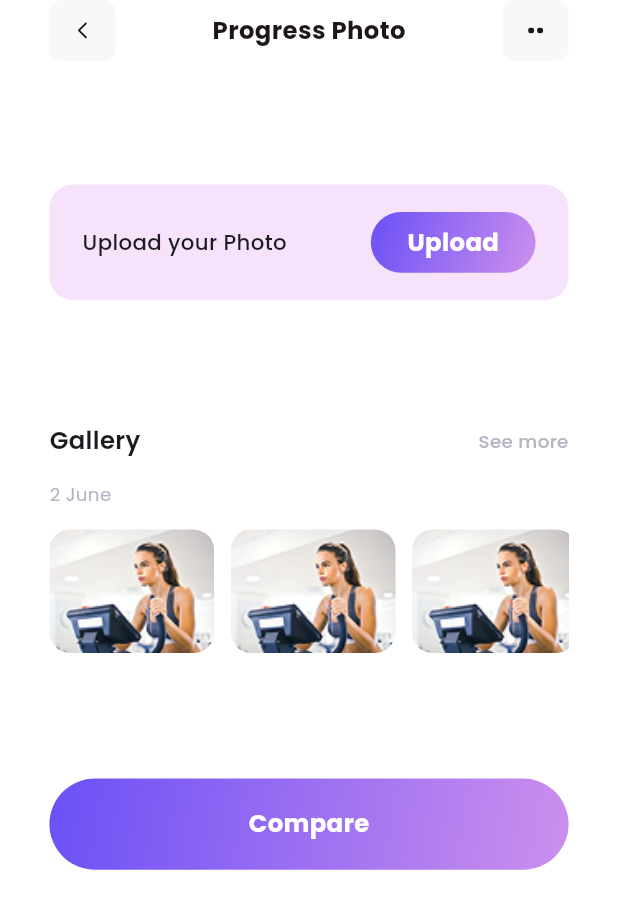
After one commit to aliNassef/FitTrack, a Flutter app: the ProgressPhotoView screen opened by its route, on a phone screen of 412 x 824 dp. The commit adds this screen. Shown: the top 909 px of the screen. Run offline on Flutter 3.47's test engine with Material 3 defaults, Android fonts, the phone set to English and light mode, and no system bars; our stand-ins replace badges, bloc, carousel_slider, dartz, device_preview_plus, dio and 16 more; accounts and stored records are empty; project files that could hold a hidden picture were left out.

Commit message:
create progree photo feature

```diff
--- a/lib/core/utils/app_router.dart
+++ b/lib/core/utils/app_router.dart
@@ -14,6 +14,7 @@ import '../../features/meal_planner/presentation/view/meal_scheduale_view.dart';
 import '../../features/onboarding/presentation/views/onboarding_view.dart';
 import '../../features/onboarding/presentation/views/welcome_view.dart';
 import '../../features/profile/presentation/views/statistics_view.dart';
+import '../../features/progress/presentation/views/progress_photo_view.dart';
 import '../../features/store/presentation/views/checkout_view.dart';
 import '../../features/store/presentation/views/store_view.dart';
 import '../../features/workout/presentation/view/workout_details_view.dart';
@@ -30,9 +31,8 @@ Route<dynamic> onGenerateRoute(RouteSettings settings) {
     case CompleteProfileView.routeName:
       var signupInputModel = settings.arguments as SignupInputModel;
       return MaterialPageRoute(
-        builder: (context) =>   CompleteProfileView(
-          signupInputModel :signupInputModel
-        ),
+        builder: (context) =>
+            CompleteProfileView(signupInputModel: signupInputModel),
       );
     case OnboardingView.routeName:
       return MaterialPageRoute(
@@ -99,6 +99,10 @@ Route<dynamic> onGenerateRoute(RouteSettings settings) {
       return MaterialPageRoute(
         builder: (context) => const StoreView(),
       );
+    case ProgressPhotoView.routeName:
+      return MaterialPageRoute(
+        builder: (context) => const ProgressPhotoView(),
+      );
     default:
       return MaterialPageRoute(builder: (context) => const Scaffold());
   }
--- /dev/null
+++ b/lib/features/progress/presentation/views/progress_photo_view.dart
@@ -0,0 +1,19 @@
+import 'package:fit_track_app/core/extensions/padding_extension.dart';
+import 'package:flutter/material.dart';
+
+import '../widgets/progress_photo_view_body.dart';
+
+class ProgressPhotoView extends StatelessWidget {
+  const ProgressPhotoView({super.key});
+
+  static const String routeName = 'progress_photo_view';
+
+  @override
+  Widget build(BuildContext context) {
+    return Scaffold(
+      body: SafeArea(
+        child: const ProgressPhotoViewBody().withHorizontalPadding(30),
+      ),
+    );
+  }
+}
--- /dev/null
+++ b/lib/features/progress/presentation/widgets/progress_photo_view_body.dart
@@ -0,0 +1,90 @@
+import 'package:fit_track_app/core/extensions/mediaquery_size.dart';
+import 'package:fit_track_app/core/helpers/app_spacer.dart';
+import 'package:flutter/material.dart';
+import 'package:flutter_screenutil/flutter_screenutil.dart';
+
+import '../../../../core/helpers/default_app_button.dart';
+import '../../../../core/utils/app_colors.dart';
+import '../../../../core/utils/app_styles.dart';
+import '../../../../core/widgets/custom_app_bar.dart';
+import '../../../../core/widgets/title_and_seemore.dart';
+
+class ProgressPhotoViewBody extends StatelessWidget {
+  const ProgressPhotoViewBody({super.key});
+
+  @override
+  Widget build(BuildContext context) {
+    return Column(
+      crossAxisAlignment: CrossAxisAlignment.start,
+      children: [
+        const CustomAppBar(
+          title: 'Progress Photo',
+        ),
+        SizedBox(
+          height: context.height * .1,
+        ),
+        Container(
+          padding: EdgeInsets.symmetric(horizontal: 20.w, vertical: 18.h),
+          decoration: BoxDecoration(
+            color: const Color(0xfff6e2fa),
+            borderRadius: BorderRadius.circular(16),
+          ),
+          child: Row(
+            mainAxisAlignment: MainAxisAlignment.spaceBetween,
+            children: [
+              Text(
+                'Upload your Photo',
+                style: AppStyles.medium14,
+              ),
+              SizedBox(
+                height: 40.h,
+                width: 100.w,
+                child: const DefaultAppButton(
+                  text: 'Upload',
+                ),
+              )
+            ],
+          ),
+        ),
+        SizedBox(
+          height: context.height * .1,
+        ),
+        const TitleAndSeeMore(title: 'Gallery'),
+        const VerticalSpace(15),
+        Text(
+          '2 June',
+          style: AppStyles.regular12.copyWith(
+            color: AppColors.greyLighterColor,
+          ),
+          textAlign: TextAlign.start,
+        ),
+        const VerticalSpace(15),
+        SizedBox(
+          height: context.height * .1,
+          child: ListView.separated(
+            scrollDirection: Axis.horizontal,
+            itemBuilder: (context, index) {
+              return Container(
+                height: 120.h,
+                width: 100.w,
+                decoration: BoxDecoration(
+                  image: const DecorationImage(
+                    image: AssetImage('assets/images/dummy_gym.png'),
+                    fit: BoxFit.cover,
+                  ),
+                  borderRadius: BorderRadius.circular(14),
+                ),
+              );
+            },
+            separatorBuilder: (context, index) {
+              return const HorizontalSpace(10);
+            },
+            itemCount: 5,
+          ),
+        ),
+        VerticalSpace(context.height * .1),
+        const DefaultAppButton(text: 'Compare'),
+      ],
+    );
+  }
+}
--- a/lib/fit_track_app.dart
+++ b/lib/fit_track_app.dart
@@ -1,4 +1,6 @@
 import 'package:device_preview_plus/device_preview_plus.dart';
+import 'package:fit_track_app/features/onboarding/presentation/views/welcome_view.dart';
+import 'package:fit_track_app/features/progress/presentation/views/progress_photo_view.dart';
 import 'package:flutter/material.dart';
 import 'package:flutter_bloc/flutter_bloc.dart';
 import 'package:flutter_screenutil/flutter_screenutil.dart';
@@ -6,8 +8,6 @@ import 'core/di/service_locator.dart';
 import 'core/utils/app_router.dart';
 import 'core/utils/app_themes.dart';
 import 'features/auth/presentation/auth_cubit/auth_cubit.dart';
-import 'features/layout/presentation/layout_view.dart';
-import 'features/onboarding/presentation/views/welcome_view.dart';
 
 class FitTrackApp extends StatelessWidget {
   const FitTrackApp({super.key});
@@ -35,7 +35,7 @@ class FitTrackApp extends StatelessWidget {
                       debugShowCheckedModeBanner: false,
                       theme: getLightTheme(),
                       onGenerateRoute: (settings) => onGenerateRoute(settings),
-                      initialRoute: LayoutView.routeName,
+                      initialRoute: ProgressPhotoView.routeName,
                     );
                   }
                   return MaterialApp(
```
Also changed, not shown: assets/images/dummy_gym.png (added), 4 other files.
